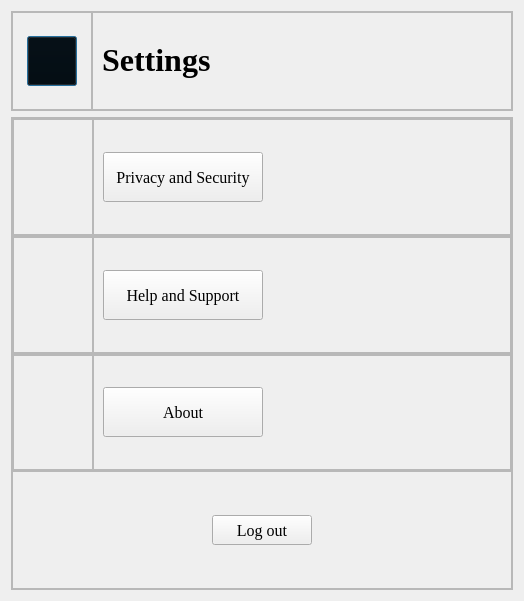
The window that settings.ui (aavashlamichhane/LibMan) describes before a commit, drawn with Qt 5.
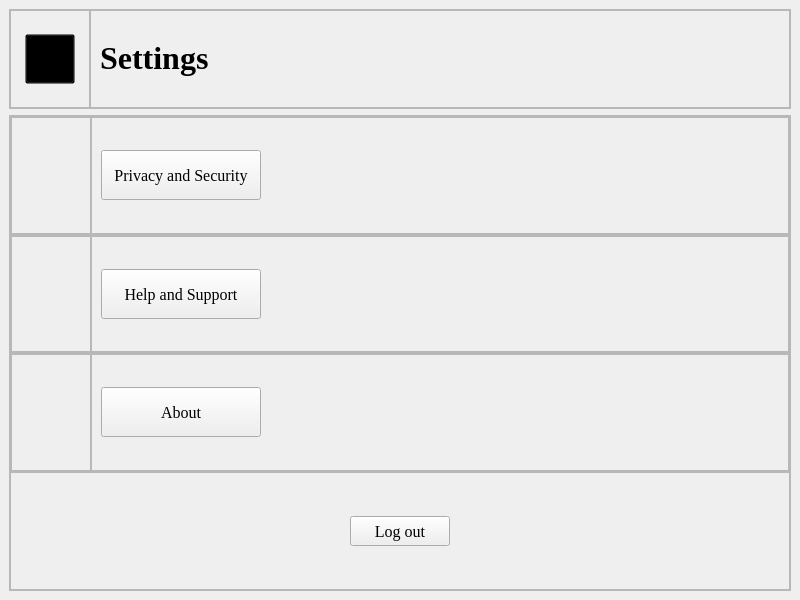
The same window after the commit. Icons and pictures are not drawn.

```diff
--- a/settings.ui
+++ b/settings.ui
@@ -1,18 +1,19 @@
 <?xml version="1.0" encoding="UTF-8"?>
 <ui version="4.0">
  <class>Settings</class>
- <widget class="QDialog" name="Settings">
+ <widget class="QMainWindow" name="Settings">
   <property name="geometry">
    <rect>
     <x>0</x>
     <y>0</y>
-    <width>524</width>
-    <height>601</height>
+    <width>800</width>
+    <height>600</height>
    </rect>
   </property>
   <property name="windowTitle">
    <string>Dialog</string>
   </property>
+  <widget class="QWidget" name="centralwidget">
   <layout class="QVBoxLayout" name="verticalLayout">
    <property name="sizeConstraint">
     <enum>QLayout::SetMinAndMaxSize</enum>
@@ -509,6 +510,7 @@
     </widget>
    </item>
   </layout>
+  </widget>
  </widget>
  <resources>
   <include location="Resource.qrc"/>
```
Left out of the diff: 5 changed lines with no effect on the pictures. Lines whose indentation alone changed are shown as unchanged.
